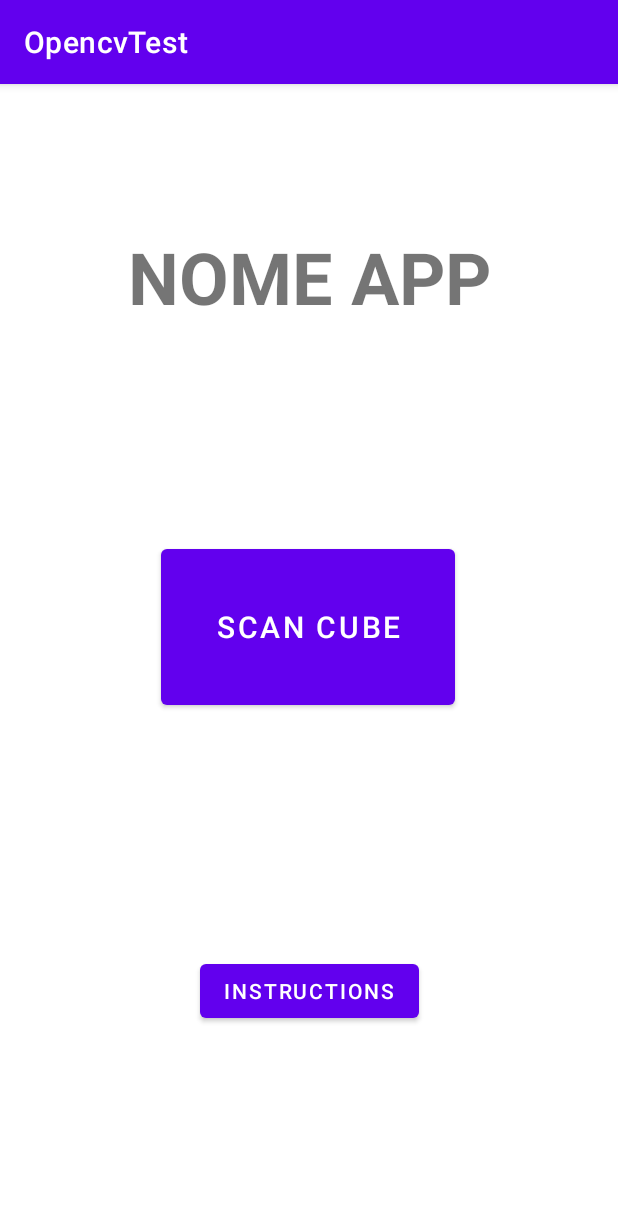
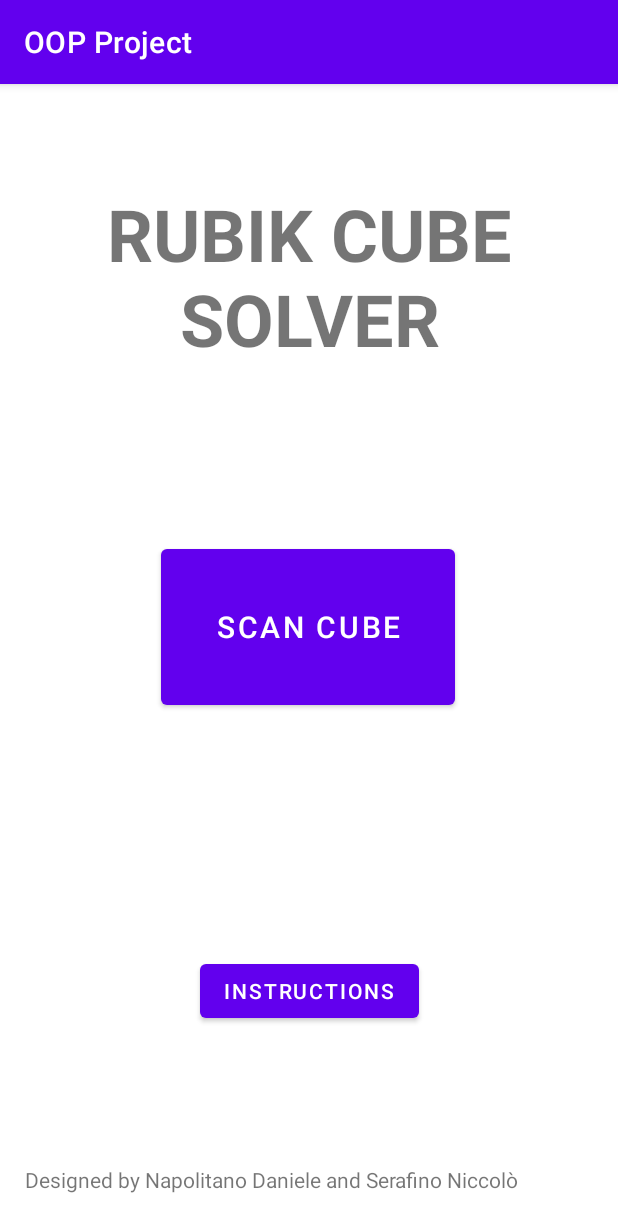
Before and after one commit to danielenapo/Rubik-s-cube-solver, an Android app: the screen it shows after launch (Menu), on a phone screen of 412 x 824 dp. Shown: the top 1232 px of the screen. Run offline under Robolectric (Android 15) with nearby library versions, the phone set to English and light mode, and no system bars.

Commit message:
cambiato nome

```diff
--- a/app/src/main/res/layout/activity_menu.xml
+++ b/app/src/main/res/layout/activity_menu.xml
@@ -34,12 +34,12 @@
 
     <TextView
         android:id="@+id/textView"
-        android:layout_width="290dp"
-        android:layout_height="86dp"
+        android:layout_width="wrap_content"
+        android:layout_height="wrap_content"
         android:layout_marginTop="70dp"
         android:layout_marginBottom="582dp"
         android:gravity="center"
-        android:text="NOME APP"
+        android:text="RUBIK CUBE SOLVER"
         android:textSize="48sp"
         android:textStyle="bold"
         app:layout_constraintBottom_toBottomOf="parent"
@@ -47,4 +47,17 @@
         app:layout_constraintHorizontal_bias="0.5"
         app:layout_constraintStart_toStartOf="parent"
         app:layout_constraintTop_toTopOf="parent" />
+
+    <TextView
+        android:id="@+id/textView2"
+        android:layout_width="wrap_content"
+        android:layout_height="wrap_content"
+        android:text="Designed by Napolitano Daniele and Serafino Niccolò"
+        android:textSize="14sp"
+        app:layout_constraintBottom_toBottomOf="parent"
+        app:layout_constraintEnd_toEndOf="parent"
+        app:layout_constraintHorizontal_bias="0.2"
+        app:layout_constraintStart_toStartOf="parent"
+        app:layout_constraintTop_toTopOf="parent"
+        app:layout_constraintVertical_bias="0.963" />
 </androidx.constraintlayout.widget.ConstraintLayout>
--- a/app/src/main/res/values/strings.xml
+++ b/app/src/main/res/values/strings.xml
@@ -1,3 +1,3 @@
 <resources>
-    <string name="app_name">OpencvTest</string>
+    <string name="app_name">OOP Project</string>
 </resources>
```
Also changed, not shown: 5 other files.
